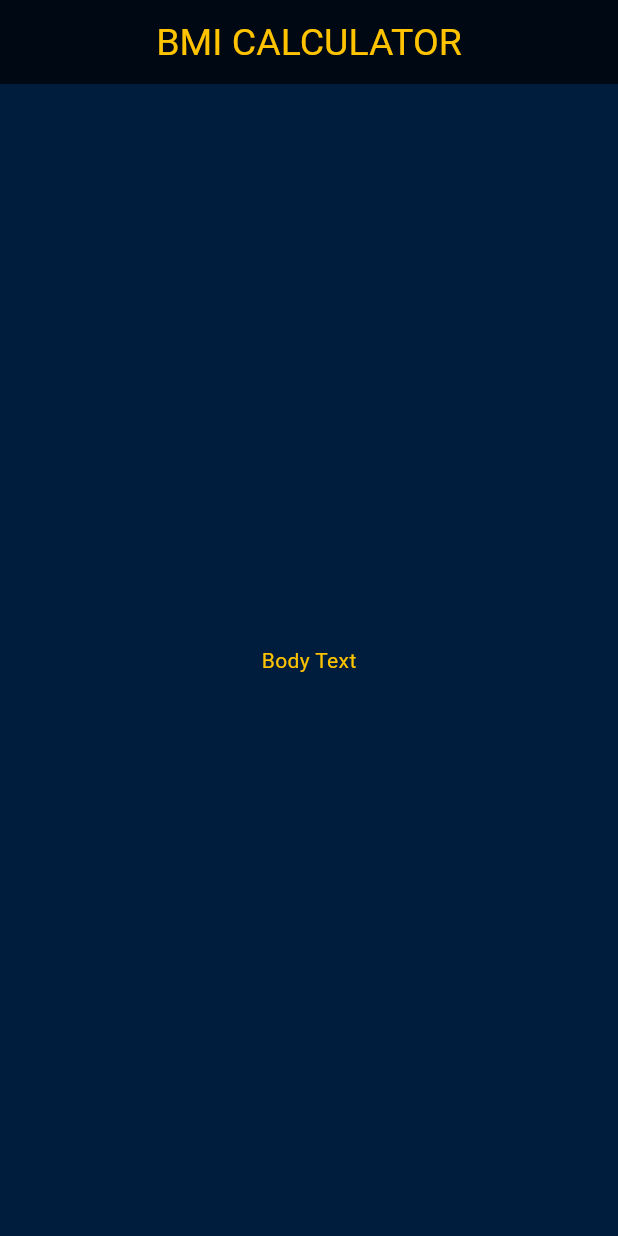
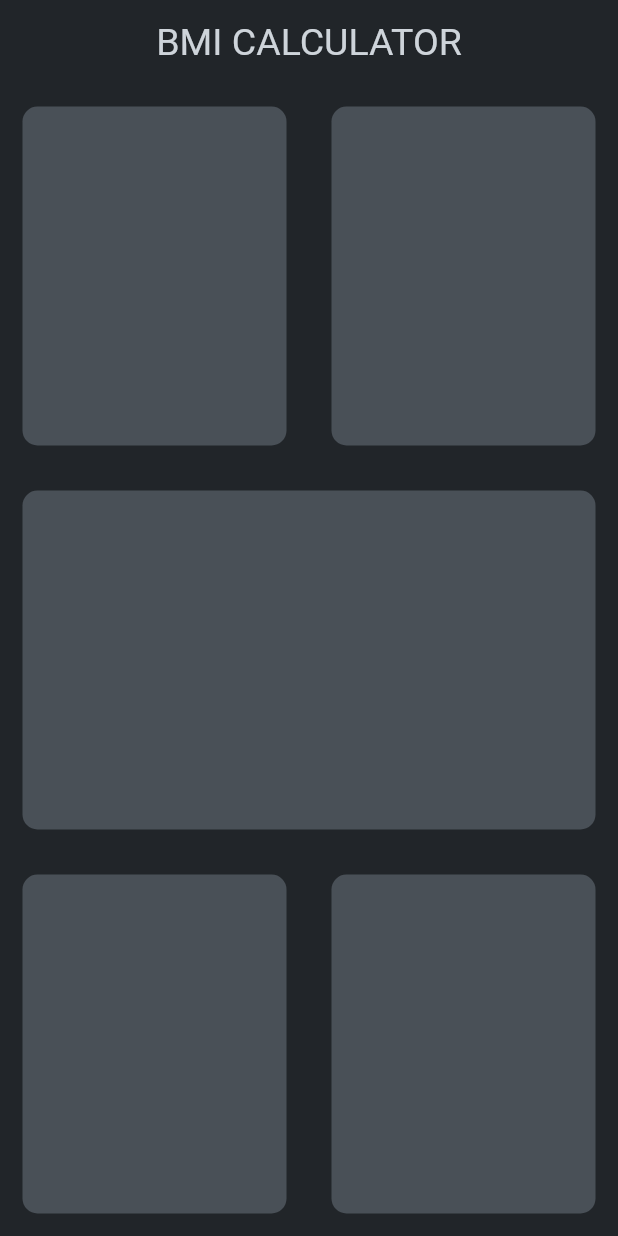
Before and after one commit to Aspharier/bmi_calculator_flutter, a Flutter app: the screen it shows after launch, on a phone screen of 412 x 824 dp. Run offline on Flutter 3.47's test engine with Material 3 defaults, Android fonts, the phone set to English and light mode, and no system bars.

Commit message:
second commit

```diff
--- a/lib/input_page.dart
+++ b/lib/input_page.dart
@@ -16,9 +16,69 @@ class _InputPageState extends State<InputPage> {
           ),
         ),
       ),
-      body: Center(
-        child: Text('Body Text'),
+      body: Column(
+        children: [
+          Expanded(
+            child: Row(
+              children: [
+                Expanded(
+                  child: ReusableCard(
+                    colour: Color(0xFF495057),
+                  ),
+                ),
+                Expanded(
+                  child: ReusableCard(
+                    colour: Color(0xFF495057),
+                  ),
+                ),
+              ],
+            ),
+          ),
+          Expanded(
+            child: Row(
+              children: [
+                Expanded(
+                  child: ReusableCard(
+                    colour: Color(0xFF495057),
+                  ),
+                ),
+              ],
+            ),
+          ),
+          Expanded(
+            child: Row(
+              children: [
+                Expanded(
+                  child: ReusableCard(
+                    colour: Color(0xFF495057),
+                  ),
+                ),
+                Expanded(
+                  child: ReusableCard(
+                    colour: Color(0xFF495057),
+                  ),
+                ),
+              ],
+            ),
+          ),
+        ],
       ),
     );
   }
 }
+
+class ReusableCard extends StatelessWidget {
+  ReusableCard({required this.colour});
+  final Color colour;
+
+  @override
+  Widget build(BuildContext context) {
+    return Container(
+      margin: EdgeInsets.all(15.0),
+      decoration: BoxDecoration(
+        color: colour,
+        borderRadius: BorderRadius.circular(10.0),
+      ),
+    );
+  }
+}
--- a/lib/main.dart
+++ b/lib/main.dart
@@ -10,12 +10,12 @@ class BMICalculator extends StatelessWidget {
       theme: ThemeData.dark().copyWith(
         appBarTheme: AppBarTheme(
           titleTextStyle: TextStyle(
-            color: Color(0xFFffc300),
+            color: Color(0xFFced4da),
             fontSize: 25,
           ),
-          color: Color(0xFF000814),
+          color: Color(0xFF212529),
         ),
-        scaffoldBackgroundColor: Color(0xFF001d3d),
+        scaffoldBackgroundColor: Color(0xFF212529),
         textTheme: TextTheme(
           bodyMedium: TextStyle(
             color: Color(0xFFffc300),
```
